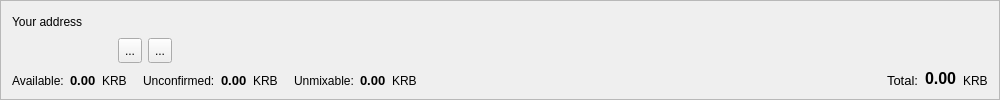
cryptonotefoundation/cryptonotewallet, file src/gui/ui/accountframe.ui: the form before one commit.
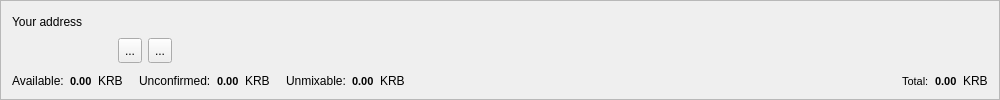
The form after the commit. Icons and pictures are not drawn.

Commit message: Set font sizes in stylesheet

```diff
--- a/src/gui/ui/accountframe.ui
+++ b/src/gui/ui/accountframe.ui
@@ -233,7 +233,7 @@
       <widget class="QLabel" name="m_actualBalanceLabel">
        <property name="font">
         <font>
-         <pointsize>10</pointsize>
+         <pointsize>8</pointsize>
          <weight>75</weight>
          <bold>true</bold>
         </font>
@@ -286,7 +286,7 @@
       <widget class="QLabel" name="m_pendingBalanceLabel">
        <property name="font">
         <font>
-         <pointsize>10</pointsize>
+         <pointsize>8</pointsize>
          <weight>75</weight>
          <bold>true</bold>
         </font>
@@ -339,7 +339,7 @@
       <widget class="QLabel" name="m_unmixableBalanceLabel">
        <property name="font">
         <font>
-         <pointsize>10</pointsize>
+         <pointsize>8</pointsize>
          <weight>75</weight>
          <bold>true</bold>
         </font>
@@ -379,7 +379,7 @@
       <widget class="QLabel" name="label_6">
        <property name="font">
         <font>
-         <pointsize>10</pointsize>
+         <pointsize>8</pointsize>
         </font>
        </property>
        <property name="text">
@@ -394,7 +394,7 @@
       <widget class="QLabel" name="m_totalBalanceLabel">
        <property name="font">
         <font>
-         <pointsize>12</pointsize>
+         <pointsize>8</pointsize>
          <weight>75</weight>
          <bold>true</bold>
         </font>
```
The commit also changes 1 other file.
